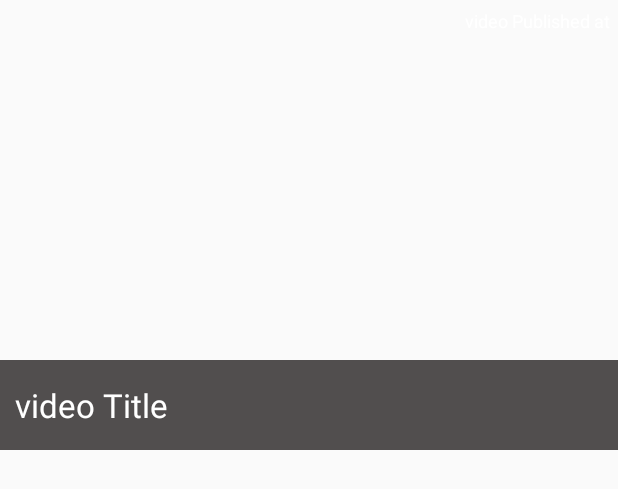
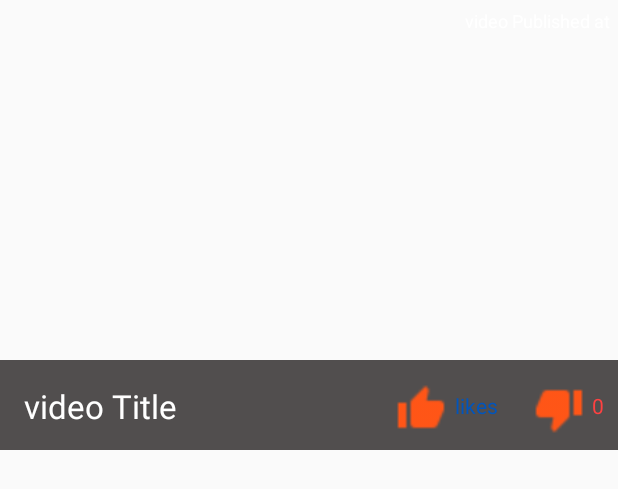
Before and after one commit to cate-project/CATE-V4, an Android app: the layout youtube_post_layout.xml on its own in the app's theme, with its tools: preview values and no code run, on a phone screen of 412 x 824 dp. Shown: the top 489 px of the screen. Run offline under Robolectric (Android 15) with nearby library versions, the phone set to English and light mode, and no system bars; network calls fail.

Commit message:
인기순 정렬 및 썸네일에 좋아요 뷰 추가

```diff
--- a/app/src/main/java/app/com/CATE/adapters/VideoPostAdapter.java
+++ b/app/src/main/java/app/com/CATE/adapters/VideoPostAdapter.java
@@ -53,14 +53,16 @@ public class VideoPostAdapter extends RecyclerView.Adapter<VideoPostAdapter.Yout
 
         //set the views here
         TextView textViewTitle = holder.textViewTitle;
-        TextView textViewDes = holder.textViewDes;
+        TextView videolikes = holder.videolikes;
+        TextView videodislikes = holder.videodislikes;
         TextView textViewDate = holder.textViewDate;
         ImageView ImageThumb = holder.ImageThumb;
 
         YoutubeDataModel object = dataSet.get(position);
 
         textViewTitle.setText(object.getTitle());
-        textViewDes.setText(object.getDescription());
+        videolikes.setText(String.valueOf(object.getLikes()));
+        videodislikes.setText(String.valueOf(object.getDislikes()));
         textViewDate.setText(object.getPublishedAt());
         holder.bind(dataSet.get(position), listener);
 
@@ -85,7 +87,7 @@ public class VideoPostAdapter extends RecyclerView.Adapter<VideoPostAdapter.Yout
 
     public static class YoutubePostHolder extends RecyclerView.ViewHolder {
         TextView textViewTitle;
-        TextView textViewDes;
+        TextView videolikes,videodislikes;
         TextView textViewDate;
         ImageView ImageThumb;
         LinearLayout youtube_post_layout;
@@ -93,7 +95,8 @@ public class VideoPostAdapter extends RecyclerView.Adapter<VideoPostAdapter.Yout
         public YoutubePostHolder(View itemView) {
             super(itemView);
             this.textViewTitle = (TextView) itemView.findViewById(R.id.textViewTitle);
-            this.textViewDes = (TextView) itemView.findViewById(R.id.textViewDes);
+            this.videolikes = (TextView) itemView.findViewById(R.id.videolikes);
+            this.videodislikes = (TextView) itemView.findViewById(R.id.videodislikes);
             this.textViewDate = (TextView) itemView.findViewById(R.id.textViewDate);
             this.ImageThumb = (ImageView) itemView.findViewById(R.id.ImageThumb);
             this.youtube_post_layout = (LinearLayout) itemView.findViewById(R.id.youtube_post_layout);
--- a/app/src/main/java/app/com/CATE/fragments/HomeFragment.java
+++ b/app/src/main/java/app/com/CATE/fragments/HomeFragment.java
@@ -84,6 +84,7 @@ public class HomeFragment extends Fragment {
 
     public MainActivity mainActivity;
     private ProgressBar progressBar,progressBarstart;
+    ArrayList<String> arrayList = new ArrayList<>();
 
     public void onActivityCreated(@Nullable Bundle savedInstanceState) {
         super.onActivityCreated(savedInstanceState);
@@ -127,7 +128,9 @@ public class HomeFragment extends Fragment {
             public void onNothingSelected(AdapterView<?> parent) {
                 sortby = "인기순";
             }
+
         });
+
 
         Retrofit retrofit = new Retrofit.Builder()
                 .baseUrl(RetrofitService.URL)
@@ -141,7 +144,7 @@ public class HomeFragment extends Fragment {
 
                 try {
 
-                    ArrayList<String> arrayList = new ArrayList<>();
+
                     arrayList.add("전체");
                     for(int i =0; i < response.body().size(); i++) {
                         arrayList.add(response.body().get(i).getAsJsonObject().get("category_name").getAsString());
@@ -179,13 +182,11 @@ public class HomeFragment extends Fragment {
 
                 int lastVisibleItemPosition = ((LinearLayoutManager) recyclerView.getLayoutManager()).findLastCompletelyVisibleItemPosition();
                 int itemTotalCount = recyclerView.getAdapter().getItemCount();
-                Log.e("몇번째","번호 : "+lastVisibleItemPosition);
 
                 if (lastVisibleItemPosition == itemTotalCount-1) {
                     do{
 //                        progressBar.setVisibility(View.VISIBLE);
                         collision=false;
-                        Log.e("실행 몇번","한번 ");
 
                         category_scroll_plus(lastVisibleItemPosition + 1);
                     }while(collision);
@@ -273,7 +274,6 @@ public class HomeFragment extends Fragment {
         });
     }
 
-    //가로 카테고리
     private void init(ArrayList<String> arrayList,final int start) {
 
         adapter2 = new HorizontalCategoryAdapter(getContext(), arrayList, new OnArrayClickListner(){
--- a/app/src/main/res/layout/youtube_post_layout.xml
+++ b/app/src/main/res/layout/youtube_post_layout.xml
@@ -1,5 +1,7 @@
 <?xml version="1.0" encoding="utf-8"?>
 <LinearLayout xmlns:android="http://schemas.android.com/apk/res/android"
+    xmlns:app="http://schemas.android.com/apk/res-auto"
+    xmlns:tools="http://schemas.android.com/tools"
     android:id="@+id/youtube_post_layout"
     android:layout_width="match_parent"
     android:layout_height="300dp"
@@ -30,33 +32,75 @@
 
     </RelativeLayout>
 
-    <LinearLayout
+    <android.support.constraint.ConstraintLayout
         android:layout_width="match_parent"
         android:layout_height="0dp"
         android:layout_weight="1"
         android:background="@color/common_gray_txt"
         android:orientation="horizontal">
 
+
         <TextView
             android:id="@+id/textViewTitle"
-            android:layout_width="wrap_content"
+            android:layout_width="200dp"
             android:layout_height="wrap_content"
             android:layout_gravity="center"
-            android:layout_marginLeft="10dp"
+            android:layout_marginStart="16dp"
+            android:layout_marginTop="16dp"
             android:singleLine="true"
             android:text="video Title"
             android:textColor="@android:color/white"
-            android:textSize="22dp" />
+            android:textSize="22dp"
+            app:layout_constraintStart_toStartOf="parent"
+            app:layout_constraintTop_toTopOf="parent" />
+
+        <ImageView
+            android:id="@+id/imageView2"
+            android:layout_width="33dp"
+            android:layout_height="33dp"
+            android:layout_marginStart="48dp"
+            app:layout_constraintBottom_toBottomOf="parent"
+            app:layout_constraintStart_toEndOf="@+id/textViewTitle"
+            app:layout_constraintTop_toTopOf="parent"
+            app:layout_constraintVertical_bias="0.592"
+            app:srcCompat="@drawable/ic_thumb_up_selected" />
 
         <TextView
-            android:id="@+id/textViewDes"
+            android:id="@+id/videolikes"
             android:layout_width="wrap_content"
             android:layout_height="wrap_content"
-            android:singleLine="true"
-            android:text="video description"
-            android:textColor="@android:color/white"
-            android:textSize="12dp"
-            android:visibility="gone"/>
-    </LinearLayout>
+            android:text="likes"
+            app:layout_constraintBottom_toBottomOf="parent"
+            app:layout_constraintEnd_toEndOf="parent"
+            app:layout_constraintHorizontal_bias="0.068"
+            app:layout_constraintStart_toEndOf="@+id/imageView2"
+            app:layout_constraintTop_toTopOf="parent"
+            android:textColor="@color/common_ec_blue_txt"
+            app:layout_constraintVertical_bias="0.5" />
+
+        <ImageView
+            android:id="@+id/imageView3"
+            android:layout_width="33dp"
+            android:layout_height="33dp"
+            android:layout_marginStart="24dp"
+            android:layout_marginTop="16dp"
+            app:layout_constraintStart_toEndOf="@+id/videolikes"
+            app:layout_constraintTop_toTopOf="parent"
+            app:srcCompat="@drawable/ic_thumb_down_selected" />
+
+        <TextView
+            android:id="@+id/videodislikes"
+            android:layout_width="wrap_content"
+            android:layout_height="wrap_content"
+            android:text="0"
+            android:textColor="@color/common_red_txt"
+            app:layout_constraintBottom_toBottomOf="parent"
+            app:layout_constraintEnd_toEndOf="parent"
+            app:layout_constraintHorizontal_bias="0.37"
+            app:layout_constraintStart_toEndOf="@+id/imageView3"
+            app:layout_constraintTop_toTopOf="parent" />
+
+
+    </android.support.constraint.ConstraintLayout>
 
 </LinearLayout>
```
